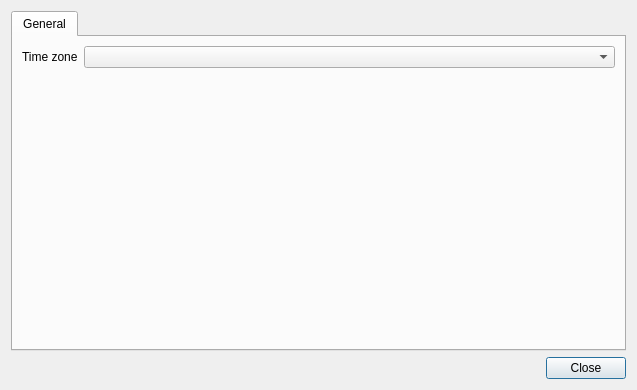
The window that ui/OptionsWindow.ui (MakeICT/event-creator) describes before a commit, drawn with Qt 5.
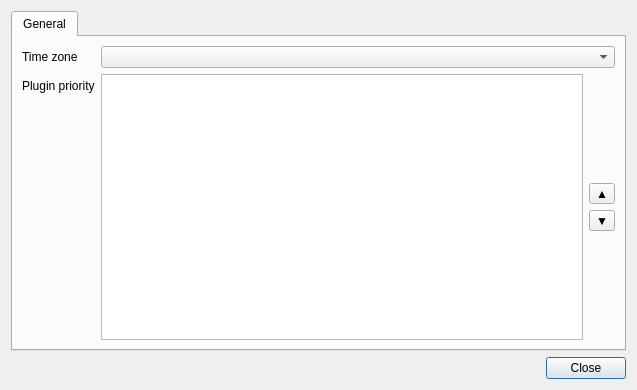
The same window after the commit.

Patch:
```diff
--- a/ui/OptionsWindow.ui
+++ b/ui/OptionsWindow.ui
@@ -1033,6 +1033,68 @@
          </item>
         </widget>
        </item>
+       <item row="1" column="0">
+        <widget class="QLabel" name="label">
+         <property name="text">
+          <string>Plugin priority</string>
+         </property>
+        </widget>
+       </item>
+       <item row="1" column="1">
+        <layout class="QHBoxLayout" name="horizontalLayout_2">
+         <item>
+          <widget class="QListWidget" name="pluginPriorityList">
+           <property name="sortingEnabled">
+            <bool>false</bool>
+           </property>
+          </widget>
+         </item>
+         <item>
+          <layout class="QVBoxLayout" name="verticalLayout_2">
+           <item>
+            <spacer name="verticalSpacer">
+             <property name="orientation">
+              <enum>Qt::Vertical</enum>
+             </property>
+             <property name="sizeHint" stdset="0">
+              <size>
+               <width>20</width>
+               <height>40</height>
+              </size>
+             </property>
+            </spacer>
+           </item>
+           <item>
+            <widget class="QToolButton" name="pluginPriorityUp">
+             <property name="text">
+              <string>▲</string>
+             </property>
+            </widget>
+           </item>
+           <item>
+            <widget class="QToolButton" name="pluginPriorityDown">
+             <property name="text">
+              <string>▼</string>
+             </property>
+            </widget>
+           </item>
+           <item>
+            <spacer name="verticalSpacer_2">
+             <property name="orientation">
+              <enum>Qt::Vertical</enum>
+             </property>
+             <property name="sizeHint" stdset="0">
+              <size>
+               <width>20</width>
+               <height>40</height>
+              </size>
+             </property>
+            </spacer>
+           </item>
+          </layout>
+         </item>
+        </layout>
+       </item>
       </layout>
      </widget>
     </widget>
```
Left out of the diff: 200 changed lines with no effect on the pictures.
